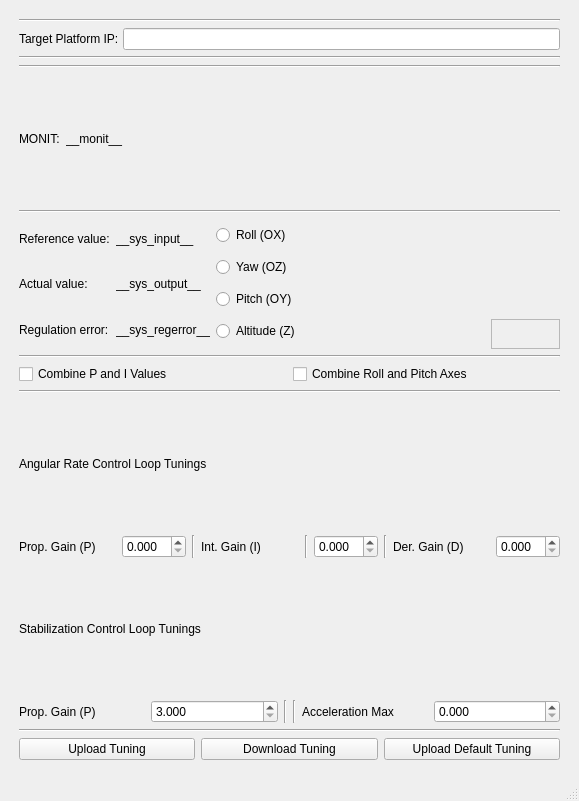
The window that layout/layout_rel_v4.ui (miodine/pid_tuning_utility_pyQt) describes before a commit, drawn with Qt 5.
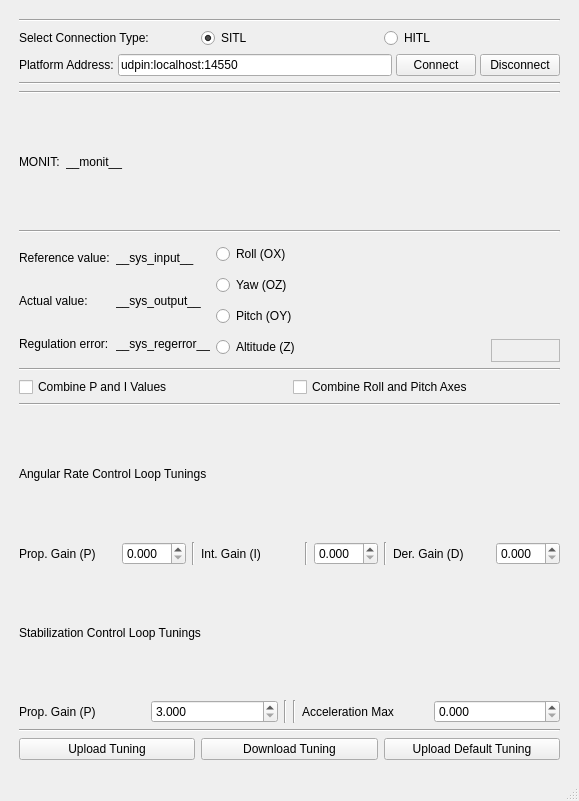
The same window after the commit.

Patch:
```diff
--- a/layout/layout_rel_v4.ui
+++ b/layout/layout_rel_v4.ui
@@ -65,7 +65,7 @@
     </property>
     <item>
      <widget class="QWidget" name="layout_pid_app_utils" native="true">
-      <layout class="QVBoxLayout" name="layout_main" stretch="0,0,0,0,0,0,0,0,0,0,0,0,0,0,0,0,0">
+      <layout class="QVBoxLayout" name="layout_main" stretch="0,0,0,0,0,0,0,0,0,0,0,0,0,0,0,0,0,0">
        <property name="sizeConstraint">
         <enum>QLayout::SetMinimumSize</enum>
        </property>
@@ -89,7 +89,35 @@
         </widget>
        </item>
        <item>
-        <layout class="QHBoxLayout" name="layout_target_ip" stretch="0,0">
+        <layout class="QHBoxLayout" name="layout_target_connection">
+         <item>
+          <widget class="QLabel" name="label_target_type">
+           <property name="text">
+            <string>Select Connection Type:</string>
+           </property>
+          </widget>
+         </item>
+         <item>
+          <widget class="QRadioButton" name="radio_sitl">
+           <property name="text">
+            <string>SITL</string>
+           </property>
+           <property name="checked">
+            <bool>true</bool>
+           </property>
+          </widget>
+         </item>
+         <item>
+          <widget class="QRadioButton" name="radio_hitl">
+           <property name="text">
+            <string>HITL</string>
+           </property>
+          </widget>
+         </item>
+        </layout>
+       </item>
+       <item>
+        <layout class="QHBoxLayout" name="layout_target_ip" stretch="0,0,0,0">
          <property name="spacing">
           <number>4</number>
          </property>
@@ -105,12 +133,30 @@
             </sizepolicy>
            </property>
            <property name="text">
-            <string>Target Platform IP:</string>
+            <string>Platform Address:</string>
            </property>
           </widget>
          </item>
          <item>
-          <widget class="QLineEdit" name="var_lineedit_target_ip"/>
+          <widget class="QLineEdit" name="var_lineedit_target_ip">
+           <property name="text">
+            <string>udpin:localhost:14550</string>
+           </property>
+          </widget>
+         </item>
+         <item>
+          <widget class="QPushButton" name="button_target_ip_connect">
+           <property name="text">
+            <string>Connect</string>
+           </property>
+          </widget>
+         </item>
+         <item>
+          <widget class="QPushButton" name="button_target_ip_disconnect">
+           <property name="text">
+            <string>Disconnect</string>
+           </property>
+          </widget>
          </item>
         </layout>
        </item>
```
Left out of the diff: 2 changed lines with no effect on the pictures.
